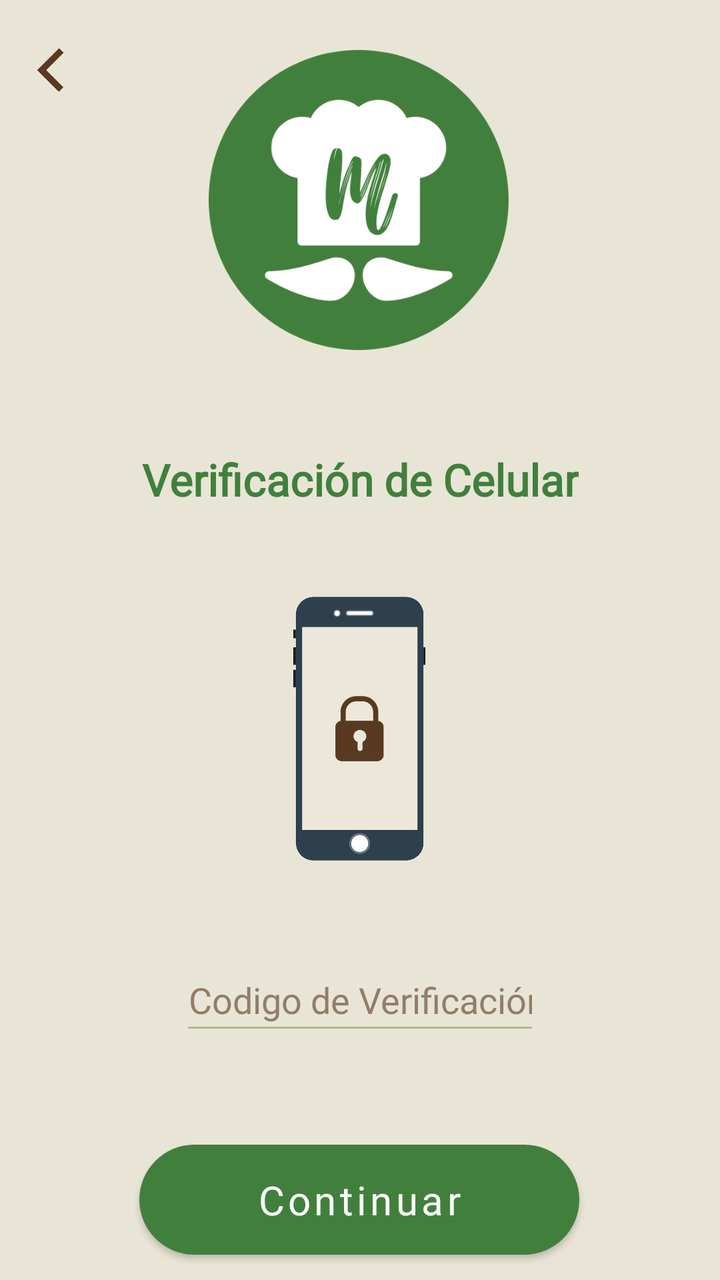
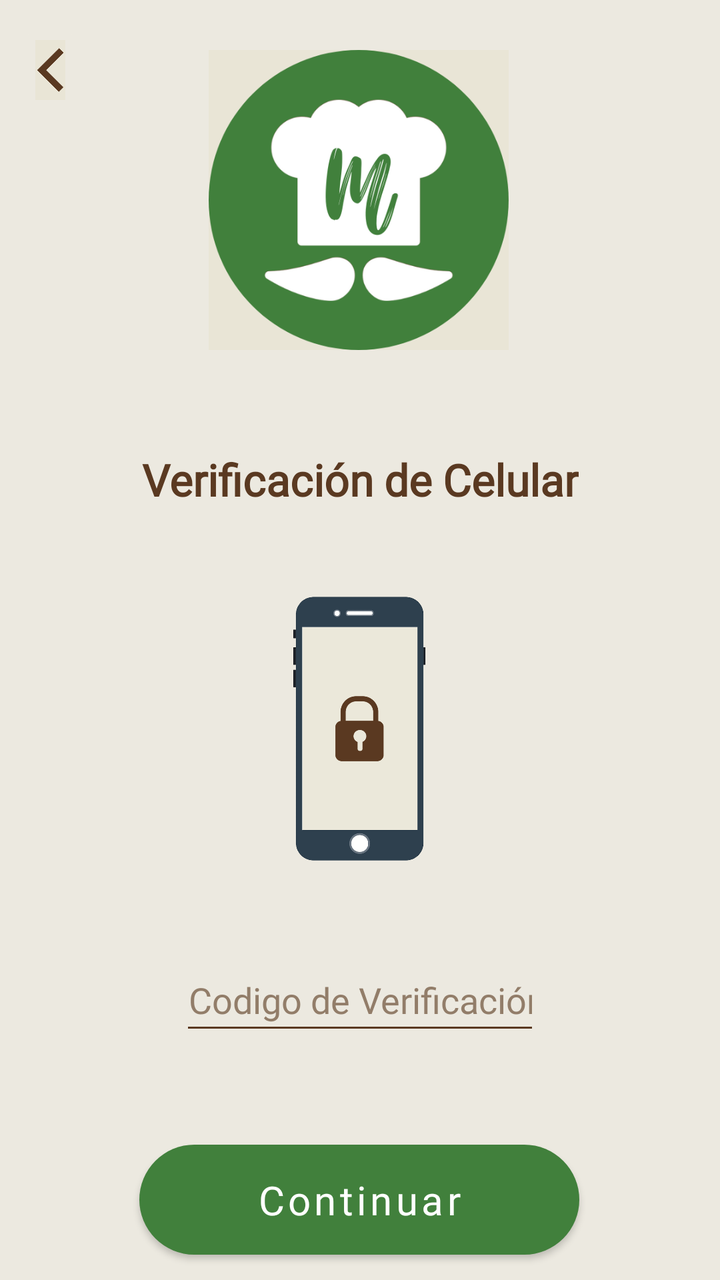

Screens rendered from an Android XML layout before and after an edit, with the pre-edit source and the edit as a unified diff.
<!-- AndroidManifest.xml: application theme Theme.MangIA -->
<!-- res/layout/activity_verify_phone.xml -->
<?xml version="1.0" encoding="utf-8"?>
<androidx.constraintlayout.widget.ConstraintLayout xmlns:android="http://schemas.android.com/apk/res/android"
    xmlns:app="http://schemas.android.com/apk/res-auto"
    xmlns:tools="http://schemas.android.com/tools"
    android:layout_width="match_parent"
    android:layout_height="match_parent"
    android:background="@color/primaryColor"
    tools:context=".VerifyPhoneActivity">

    <ImageButton
        android:id="@+id/imbBackVP"
        android:layout_width="30dp"
        android:layout_height="50dp"
        android:layout_marginStart="10dp"
        android:layout_marginTop="10dp"
        android:backgroundTint="@color/primaryColor"
        android:contentDescription="@string/cancel"
        android:scaleType="centerCrop"
        app:layout_constraintStart_toStartOf="parent"
        app:layout_constraintTop_toTopOf="parent"
        app:srcCompat="@drawable/btnback" />

    <TextView
        android:id="@+id/txvTitleVP"
        android:layout_width="wrap_content"
        android:layout_height="wrap_content"
        android:layout_marginTop="50dp"
        android:fontFamily="@font/opensansbold"
        android:text="@string/vPhoneTitle"
        android:textColor="@color/secundaryColor"
        android:textSize="22sp"
        android:textStyle="bold"
        app:layout_constraintEnd_toEndOf="parent"
        app:layout_constraintStart_toStartOf="parent"
        app:layout_constraintTop_toBottomOf="@+id/imvLogoVP" />

    <EditText
        android:id="@+id/txpPinVP"
        android:layout_width="match_parent"
        android:layout_height="48dp"
        android:layout_marginStart="90dp"
        android:layout_marginTop="35dp"
        android:layout_marginEnd="90dp"
        android:backgroundTint="@color/TertiaryColor"
        android:ems="10"
        android:fontFamily="@font/opensans"
        android:gravity="center"
        android:hint="@string/codeVerPhone"
        android:inputType="textPersonName"
        android:textColor="@color/quaternaryColor"
        android:textColorHint="@color/transQuaternaryColor"
        app:layout_constraintEnd_toEndOf="parent"
        app:layout_constraintHorizontal_bias="1.0"
        app:layout_constraintStart_toStartOf="parent"
        app:layout_constraintTop_toBottomOf="@+id/imvPhoneBlockedVP" />


    <Button
        android:id="@+id/btnContinueVP"
        android:layout_width="220dp"
        android:layout_height="55dp"
        android:layout_marginTop="50dp"
        android:background="@drawable/rounded_button"
        android:fontFamily="@font/opensansextrabold"
        android:text="@string/cntBtn"
        android:textAllCaps="false"
        android:textColor="@color/white"
        android:textSize="20sp"
        app:backgroundTint="@color/secundaryColor"
        app:layout_constraintEnd_toEndOf="parent"
        app:layout_constraintHorizontal_bias="0.497"
        app:layout_constraintStart_toStartOf="parent"
        app:layout_constraintTop_toBottomOf="@+id/txpPinVP" />

    <ImageView
        android:id="@+id/imvPBSettletVP"
        android:layout_width="180dp"
        android:layout_height="wrap_content"
        android:contentDescription="@string/pbSettlet"
        app:layout_constraintBottom_toBottomOf="parent"
        app:layout_constraintEnd_toEndOf="parent"
        app:layout_constraintHorizontal_bias="0.497"
        app:layout_constraintStart_toStartOf="parent"
        app:srcCompat="@drawable/pbsettlet" />

    <ImageView
        android:id="@+id/imvLogoVP"
        android:layout_width="150dp"
        android:layout_height="150dp"
        android:layout_marginTop="25dp"
        android:contentDescription="@string/logo"
        app:layout_constraintEnd_toEndOf="parent"
        app:layout_constraintHorizontal_bias="0.497"
        app:layout_constraintStart_toStartOf="parent"
        app:layout_constraintTop_toTopOf="parent"
        app:srcCompat="@drawable/logo"
        tools:ignore="ImageContrastCheck" />

    <ImageView
        android:id="@+id/imvPhoneBlockedVP"
        android:layout_width="150dp"
        android:layout_height="150dp"
        android:layout_marginTop="35dp"
        app:layout_constraintEnd_toEndOf="parent"
        app:layout_constraintHorizontal_bias="0.498"
        app:layout_constraintStart_toStartOf="parent"
        app:layout_constraintTop_toBottomOf="@+id/txvTitleVP"
        app:srcCompat="@drawable/blockedphone" />


</androidx.constraintlayout.widget.ConstraintLayout>
<!-- resources referenced by this layout -->
<resources>
  <color name="TertiaryColor">#ACB992</color>
  <color name="primaryColor">#E9E5D6</color>
  <color name="quaternaryColor">#5A3921</color>
  <color name="secundaryColor">#41803C</color>
  <color name="transQuaternaryColor">#927D69</color>
  <color name="white">#FFFFFF</color>
  <!-- drawable blockedphone: png bitmap (drawable, 42659 bytes) -->
  <!-- drawable btnback: png bitmap (drawable, 5256 bytes) -->
  <!-- drawable logo: png bitmap (drawable, 41311 bytes) -->
  <!-- drawable pbsettlet: png bitmap (drawable, 19052 bytes) -->
  <!-- drawable rounded_button (drawable) -->
  <?xml version="1.0" encoding="utf-8"?>
  <shape xmlns:android="http://schemas.android.com/apk/res/android">
      <corners android:radius="1000dp"/>
      <solid android:color="@color/secundaryColor"/>
  </shape>
  <string name="cancel">Cancelar</string>}
  <string name="cntBtn">Continuar</string>
  <string name="codeVerPhone">Codigo de Verificación</string>
  <string name="logo">Logo MangIA</string>
  <string name="pbSettlet">Powered By Settlet™</string>
  <string name="vPhoneTitle">Verificación de Celular</string>
  <style name="Theme.MangIA" parent="Theme.MaterialComponents.DayNight.NoActionBar">
          
          
          
      </style>
</resources>

<!-- the commit's change to res/layout/activity_verify_phone.xml (unified diff, before → after) -->
@@ -27,7 +27,7 @@
         android:layout_marginTop="50dp"
         android:fontFamily="@font/opensansbold"
         android:text="@string/vPhoneTitle"
-        android:textColor="@color/secundaryColor"
+        android:textColor="@color/quaternaryColor"
         android:textSize="22sp"
         android:textStyle="bold"
         app:layout_constraintEnd_toEndOf="parent"
@@ -41,7 +41,7 @@
         android:layout_marginStart="90dp"
         android:layout_marginTop="35dp"
         android:layout_marginEnd="90dp"
-        android:backgroundTint="@color/TertiaryColor"
+        android:backgroundTint="@color/quaternaryColor"
         android:ems="10"
         android:fontFamily="@font/opensans"
         android:gravity="center"
<!-- resource entries referenced after the edit -->
@@ -1,7 +1,6 @@
 <!-- resources referenced by this layout -->
 <resources>
-  <color name="TertiaryColor">#ACB992</color>
-  <color name="primaryColor">#E9E5D6</color>
+  <color name="primaryColor">#ECE9E0</color>
   <color name="quaternaryColor">#5A3921</color>
   <color name="secundaryColor">#41803C</color>
   <color name="transQuaternaryColor">#927D69</color>
